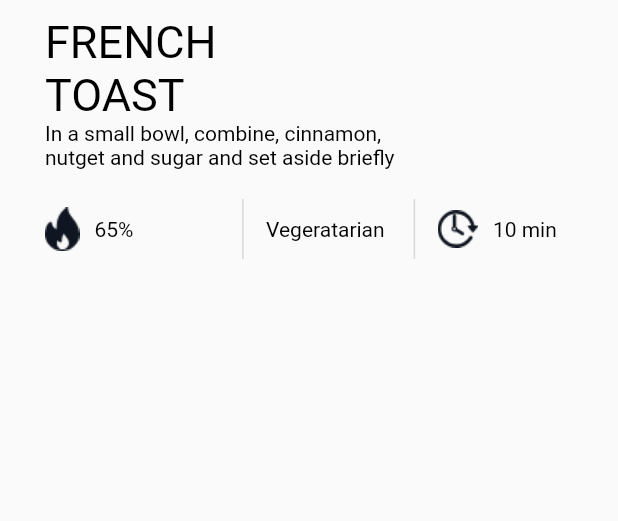
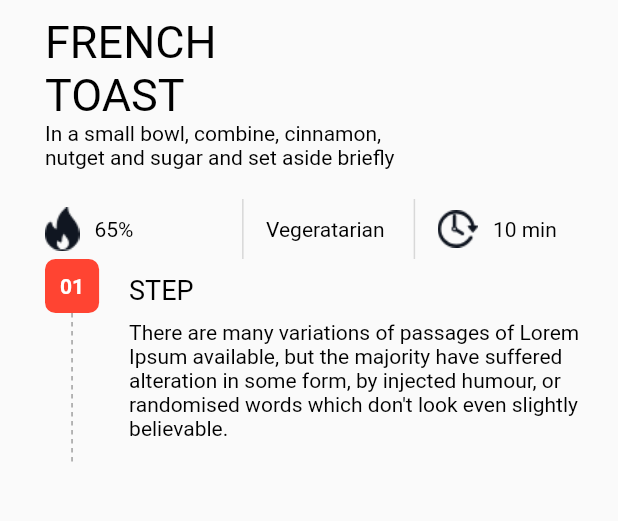
Before and after one commit to edalvb/recipe, a Flutter app: the DishDetailsMorePage screen opened by its route, on a phone screen of 412 x 824 dp, the part 68-589 px from its top. Run offline on Flutter 3.47's test engine with Material 2 defaults, Android fonts, the phone set to English and light mode, and no system bars; our stand-ins replace font_awesome_flutter.

Commit message:
Pantalla de más detalles 2 de 3

```diff
--- a/lib/ui/pages/dish_details_more_page.dart
+++ b/lib/ui/pages/dish_details_more_page.dart
@@ -59,6 +59,12 @@ class DishDetailsMorePage extends StatelessWidget {
                   ],
                 ),
               ),
+              StepWidget(
+                text:
+                    "There are many variations of passages of Lorem Ipsum available, but the majority have suffered alteration in some form, by injected humour, or randomised words which don't look even slightly believable.",
+                number: 1,
+                heigth: 100,
+              )
             ],
           ),
         ),
@@ -96,3 +102,96 @@ class PlayWidget extends StatelessWidget {
     );
   }
 }
+
+class StepWidget extends StatelessWidget {
+  int number;
+  String text;
+  int heigth;
+  StepWidget({this.number, this.text, this.heigth});
+
+  @override
+  Widget build(BuildContext context) {
+    return Container(
+      child: Row(
+        crossAxisAlignment: CrossAxisAlignment.start,
+        children: <Widget>[
+          Column(
+            mainAxisSize: MainAxisSize.min,
+            children: <Widget>[
+              Container(
+                decoration: BoxDecoration(
+                    color: Color(0xffFF4432),
+                    borderRadius: BorderRadius.circular(7)),
+                padding: EdgeInsets.all(10),
+                child: Text(
+                  getFormatedNumber(),
+                  style: TextStyle(
+                      color: Colors.white, fontWeight: FontWeight.bold),
+                ),
+              ),
+              CustomPaint(
+                painter: LineDashedPainter(heigth),
+              )
+            ],
+          ),
+          Expanded(
+            child: Padding(
+              padding: const EdgeInsets.only(left: 20),
+              child: Column(
+                crossAxisAlignment: CrossAxisAlignment.start,
+                mainAxisSize: MainAxisSize.min,
+                children: <Widget>[
+                  SizedBox(
+                    height: 10,
+                  ),
+                  Text(
+                    "STEP",
+                    style: TextStyle(fontSize: 18),
+                  ),
+                  SizedBox(
+                    height: 10,
+                  ),
+                  Text(text)
+                ],
+              ),
+            ),
+          ),
+        ],
+      ),
+    );
+  }
+
+  String getFormatedNumber() {
+    if (number > 9) {
+      return number.toString();
+    } else {
+      return "0$number";
+    }
+  }
+}
+
+class LineDashedPainter extends CustomPainter {
+  final int heigth;
+
+  LineDashedPainter(this.heigth);
+
+  @override
+  void paint(Canvas canvas, Size size) {
+    var paint = Paint()..strokeWidth = 1;
+    paint.color = Colors.grey;
+    var max = heigth;
+    var dashWidth = 3;
+    var dashSpace = 3;
+    double startY = 0;
+
+    while (max >= 0) {
+      canvas.drawLine(Offset(0, startY), Offset(0, startY + dashWidth), paint);
+      final space = (dashSpace + dashWidth);
+      startY += space;
+      max -= space;
+    }
+  }
+
+  @override
+  bool shouldRepaint(CustomPainter oldDelegate) => false;
+}
```
